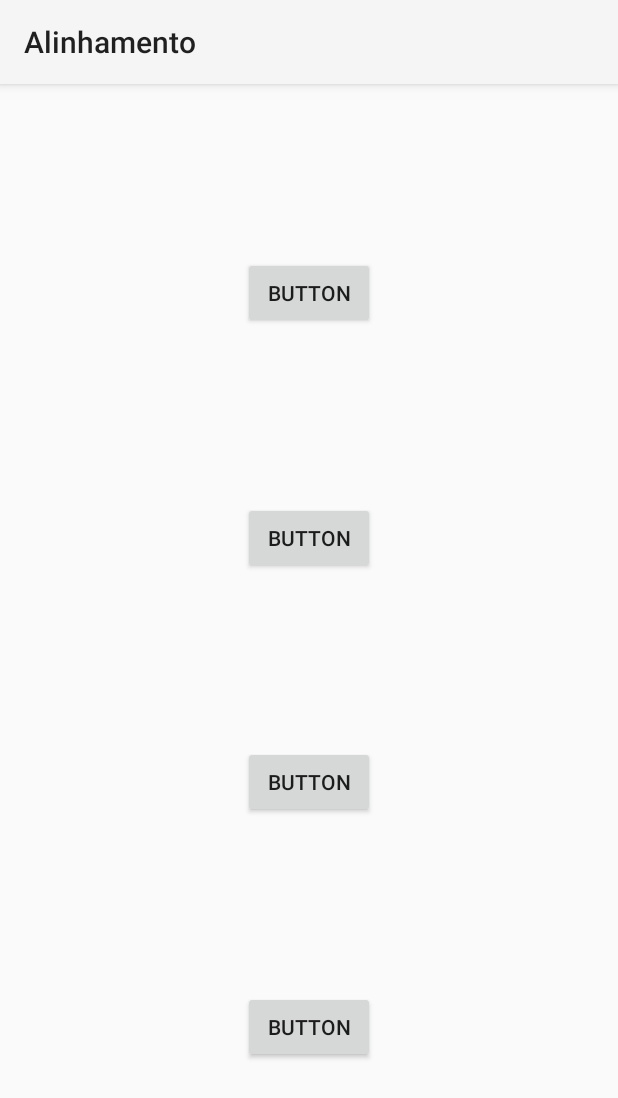
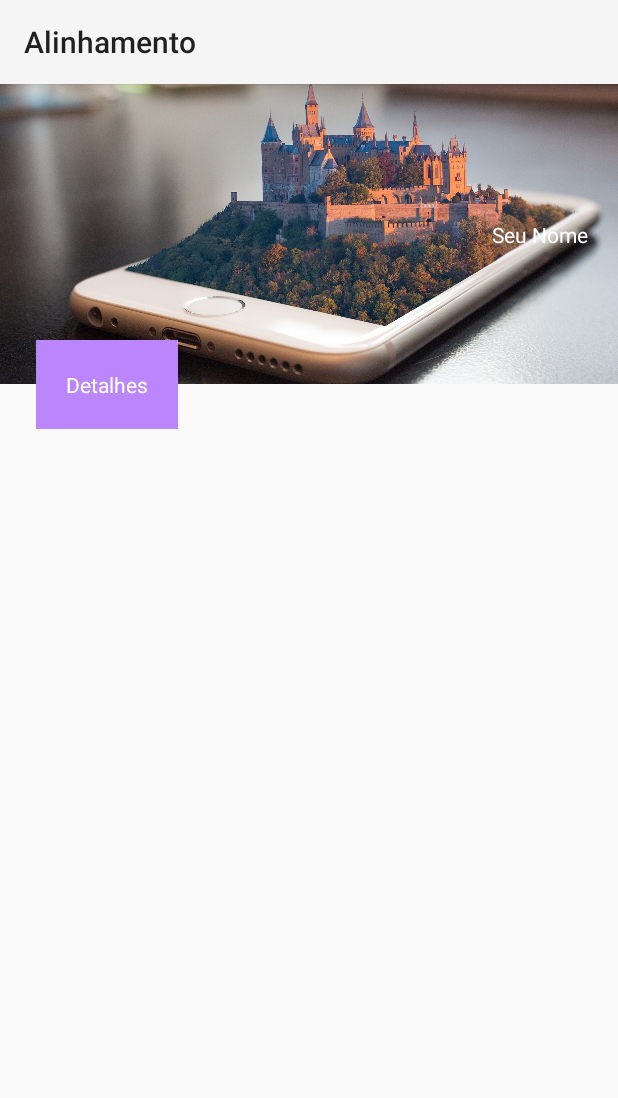
Before and after one commit to antoniomansim/CursoDeAndroidJava, an Android app: the screen it shows after launch (MainActivity), on a phone screen of 412 x 824 dp. Shown: the top 1098 px of the screen. Run offline under Robolectric (Android 15) with nearby library versions, the phone set to English and light mode, and no system bars.

Commit message:
Feito o app de alinhamento.
Feito uma técnica para alinhamento dos  do botão ou imagens conforme os parents.

```diff
--- a/Alinhamento/app/src/main/AndroidManifest.xml
+++ b/Alinhamento/app/src/main/AndroidManifest.xml
@@ -9,7 +9,9 @@
         android:roundIcon="@mipmap/ic_launcher_round"
         android:supportsRtl="true"
         android:theme="@style/Theme.Alinhamento">
-        <activity android:name=".MainActivity">
+        <activity android:name=".MainActivity"
+            android:screenOrientation="sensor"
+            >
             <intent-filter>
                 <action android:name="android.intent.action.MAIN" />
 
--- a/Alinhamento/app/src/main/res/layout/activity_main.xml
+++ b/Alinhamento/app/src/main/res/layout/activity_main.xml
@@ -6,45 +6,40 @@
     android:layout_height="match_parent"
     tools:context=".MainActivity">
 
-    <Button
-        android:id="@+id/button4"
+    <ImageView
+        android:id="@+id/imageView"
+        android:layout_width="0dp"
+        android:layout_height="200dp"
+        android:scaleType="centerCrop"
+        app:layout_constraintEnd_toEndOf="parent"
+        app:layout_constraintHorizontal_bias="0.0"
+        app:layout_constraintStart_toStartOf="parent"
+        app:layout_constraintTop_toTopOf="parent"
+        app:srcCompat="@drawable/celular" />
+
+    <TextView
+        android:id="@+id/textView"
         android:layout_width="wrap_content"
         android:layout_height="wrap_content"
-        android:text="Button"
-        app:layout_constraintBottom_toTopOf="@+id/button2"
+        android:layout_marginEnd="20dp"
+        android:layout_marginRight="20dp"
+        android:text="Seu Nome"
+        android:textColor="@color/white"
+        app:layout_constraintBottom_toBottomOf="@+id/imageView"
         app:layout_constraintEnd_toEndOf="parent"
-        app:layout_constraintStart_toStartOf="parent"
-        app:layout_constraintTop_toTopOf="parent"
-        app:layout_constraintVertical_chainStyle="spread" />
+        app:layout_constraintTop_toTopOf="parent" />
 
-    <Button
-        android:id="@+id/button3"
+    <TextView
+        android:id="@+id/textView2"
         android:layout_width="wrap_content"
         android:layout_height="wrap_content"
-        android:text="Button"
-        app:layout_constraintBottom_toTopOf="@+id/button"
-        app:layout_constraintEnd_toEndOf="parent"
+        android:layout_marginStart="24dp"
+        android:layout_marginLeft="24dp"
+        android:background="@color/purple_200"
+        android:padding="20dp"
+        android:text="Detalhes"
+        android:textColor="@color/white"
+        app:layout_constraintBottom_toBottomOf="@+id/imageView"
         app:layout_constraintStart_toStartOf="parent"
-        app:layout_constraintTop_toBottomOf="@+id/button2" />
-
-    <Button
-        android:id="@+id/button"
-        android:layout_width="wrap_content"
-        android:layout_height="wrap_content"
-        android:text="Button"
-        app:layout_constraintBottom_toBottomOf="parent"
-        app:layout_constraintEnd_toEndOf="parent"
-        app:layout_constraintStart_toStartOf="parent"
-        app:layout_constraintTop_toBottomOf="@+id/button3" />
-
-    <Button
-        android:id="@+id/button2"
-        android:layout_width="wrap_content"
-        android:layout_height="wrap_content"
-        android:text="Button"
-        app:layout_constraintBottom_toTopOf="@+id/button3"
-        app:layout_constraintEnd_toEndOf="parent"
-        app:layout_constraintStart_toStartOf="parent"
-        app:layout_constraintTop_toBottomOf="@+id/button4" />
-
+        app:layout_constraintTop_toBottomOf="@+id/imageView" />
 </androidx.constraintlayout.widget.ConstraintLayout>
--- a/ConstraintLayout/build.gradle
+++ /dev/null
@@ -1,24 +0,0 @@
-// Top-level build file where you can add configuration options common to all sub-projects/modules.
-buildscript {
-    repositories {
-        google()
-        jcenter()
-    }
-    dependencies {
-        classpath "com.android.tools.build:gradle:4.1.3"
-
-        // NOTE: Do not place your application dependencies here; they belong
-        // in the individual module build.gradle files
-    }
-}
-
-allprojects {
-    repositories {
-        google()
-        jcenter()
-    }
-}
-
-task clean(type: Delete) {
-    delete rootProject.buildDir
-}
--- a/ConstraintLayout/gradle.properties
+++ /dev/null
@@ -1,19 +0,0 @@
-# Project-wide Gradle settings.
-# IDE (e.g. Android Studio) users:
-# Gradle settings configured through the IDE *will override*
-# any settings specified in this file.
-# For more details on how to configure your build environment visit
-# http://www.gradle.org/docs/current/userguide/build_environment.html
-# Specifies the JVM arguments used for the daemon process.
-# The setting is particularly useful for tweaking memory settings.
-org.gradle.jvmargs=-Xmx2048m -Dfile.encoding=UTF-8
-# When configured, Gradle will run in incubating parallel mode.
-# This option should only be used with decoupled projects. More details, visit
-# http://www.gradle.org/docs/current/userguide/multi_project_builds.html#sec:decoupled_projects
-# org.gradle.parallel=true
-# AndroidX package structure to make it clearer which packages are bundled with the
-# Android operating system, and which are packaged with your app"s APK
-# https://developer.android.com/topic/libraries/support-library/androidx-rn
-android.useAndroidX=true
-# Automatically convert third-party libraries to use AndroidX
-android.enableJetifier=true
--- a/ConstraintLayout/settings.gradle
+++ /dev/null
@@ -1 +0,0 @@
-rootProject.name = "Constraint Layout"
```
Also changed, not shown: Alinhamento/app/src/main/res/drawable-v24/celular.jpg (added), ConstraintLayout/gradle/wrapper/gradle-wrapper.properties (deleted), 4 other files.
